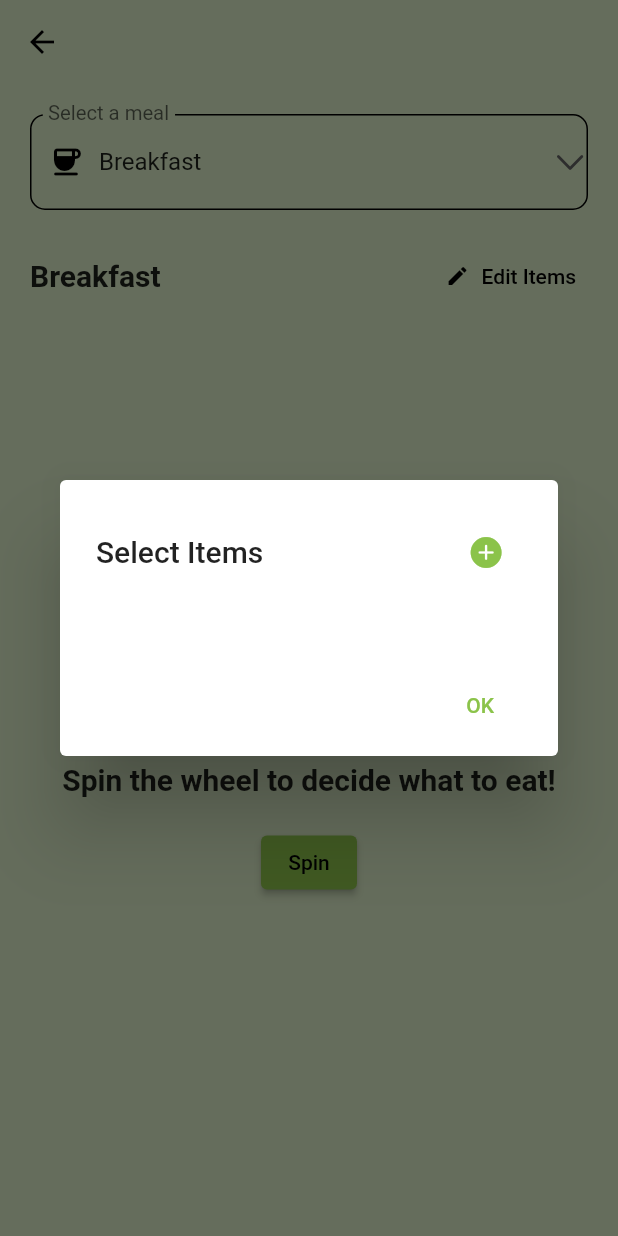
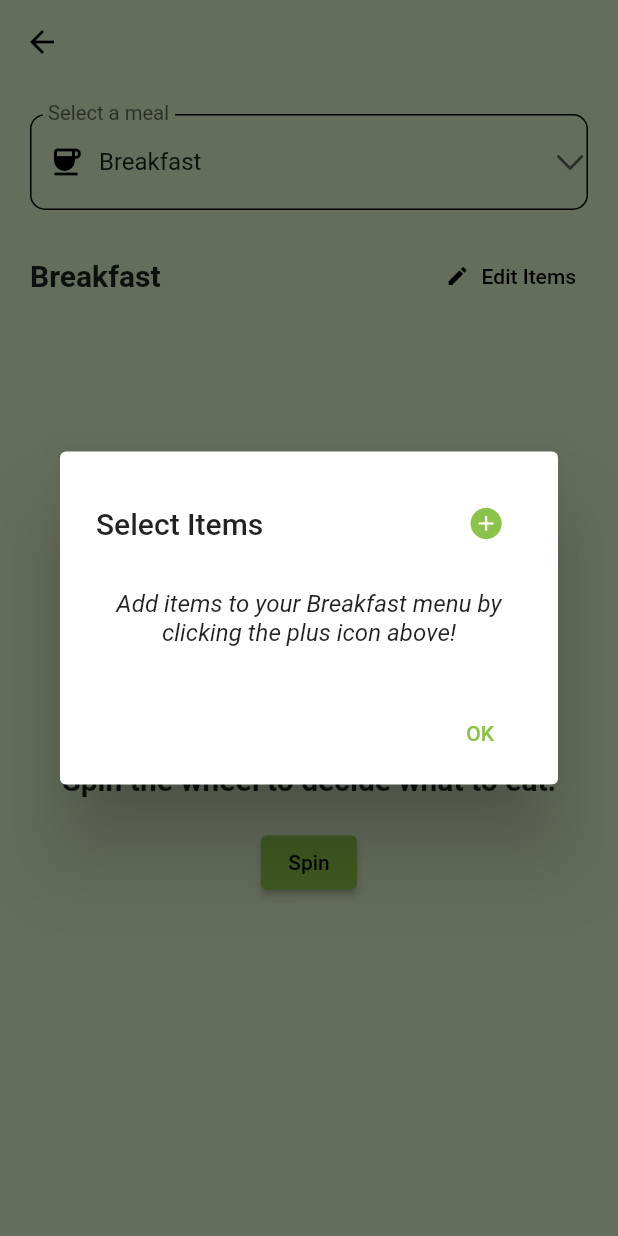
Before and after one commit to ssharanyab/menu-magician, a Flutter app: the SpinPage screen opened directly, after a tap on "Edit Items", on a phone screen of 412 x 824 dp. Run offline on Flutter 3.47's test engine with Material 2 defaults, Android fonts, the phone set to English and light mode, and no system bars; our stand-ins replace flip_card, flutter_carousel_widget, flutter_fortune_wheel, get, sqflite; accounts and stored records are empty.

Commit message:
Fix: Menu Edit items in spin page

```diff
--- a/lib/pages/spin_page.dart
+++ b/lib/pages/spin_page.dart
@@ -122,6 +122,7 @@ class _SpinPageState extends State<SpinPage> {
                           context: context,
                           builder: (BuildContext context) {
                             return ShowHideMenuItems(
+                              meal: meal,
                               menuItems: menuItems,
                               selectedItems: menuItemsNames,
                               updateSelectedItems: updateMenuItems,
--- a/lib/utils/meal_utils.dart
+++ b/lib/utils/meal_utils.dart
@@ -46,7 +46,7 @@ extension MealsExtension on Meals {
 // function to get the meal from the time
 Meals getMealFromTime() {
   final now = DateTime.now();
-  if (now.hour < 11) {
+  if (now.hour < 12) {
     return Meals.breakfast;
   } else if (now.hour < 15) {
     return Meals.lunch;
--- a/lib/widgets/menu_item_card.dart
+++ b/lib/widgets/menu_item_card.dart
@@ -36,6 +36,7 @@ class _MenuItemCardState extends State<MenuItemCard> {
         : ListView.builder(
             shrinkWrap: true,
             itemCount: widget.menuItems.length,
+            physics: const BouncingScrollPhysics(),
             itemBuilder: (context, index) => Container(
               margin: const EdgeInsets.only(
                   top: 15, left: 20.0, right: 20.0, bottom: 5.0),
--- a/lib/widgets/show_hide_menu_items.dart
+++ b/lib/widgets/show_hide_menu_items.dart
@@ -1,16 +1,20 @@
 import 'package:flutter/cupertino.dart';
 import 'package:flutter/material.dart';
+import 'package:menu_magician/pages/menu_page.dart';
 
 import '../models/menu_item_model.dart';
+import '../utils/meal_utils.dart';
 
 class ShowHideMenuItems extends StatefulWidget {
   const ShowHideMenuItems({
     super.key,
+    required this.meal,
     required this.menuItems,
     required this.selectedItems,
     required this.updateSelectedItems,
   });
 
+  final Meals meal;
   final List<MenuItem>? menuItems;
   final List<String>? selectedItems;
 
@@ -41,8 +45,17 @@ class _ShowHideMenuItemsState extends State<ShowHideMenuItems> {
             const Text('Select Items'),
             const Spacer(),
             IconButton(
-              onPressed: () {},
-              icon: Icon(
+              onPressed: () {
+                Navigator.of(context).pop();
+                Navigator.of(context).push(
+                  MaterialPageRoute(
+                    builder: (context) => MenuPage(
+                      index: widget.meal.index,
+                    ),
+                  ),
+                );
+              },
+              icon: const Icon(
                 CupertinoIcons.add_circled_solid,
                 color: Colors.lightGreen,
                 semanticLabel: 'Add',
@@ -53,13 +66,17 @@ class _ShowHideMenuItemsState extends State<ShowHideMenuItems> {
         content: SizedBox(
           width: MediaQuery.of(context).size.width * 0.8,
           child: SingleChildScrollView(
-            child: Column(
+            child: items.isNotEmpty
+                ? Column(
+                    children: [
+                      Column(
                         mainAxisSize: MainAxisSize.min,
                         mainAxisAlignment: MainAxisAlignment.start,
                         crossAxisAlignment: CrossAxisAlignment.start,
                         children: List<Widget>.generate(items.length, (index) {
                           final item = items[index];
-                final isSelected = selectedItems.contains(item.itemName);
+                          final isSelected =
+                              selectedItems.contains(item.itemName);
                           return ListTile(
                             onTap: () {
                               setState(() {
@@ -80,6 +97,25 @@ class _ShowHideMenuItemsState extends State<ShowHideMenuItems> {
                           );
                         }),
                       ),
+                      if (selectedItems.length > 10)
+                        const Text(
+                          'Maximum of 10 items allowed',
+                          style: TextStyle(
+                            color: Colors.red,
+                            fontWeight: FontWeight.bold,
+                          ),
+                        ),
+                    ],
+                  )
+                : Center(
+                    child: Text(
+                      'Add items to your ${widget.meal.mealName} menu by clicking the plus icon above!',
+                      style: const TextStyle(
+                        fontStyle: FontStyle.italic,
+                      ),
+                      textAlign: TextAlign.center,
+                    ),
+                  ),
           ),
         ),
         actionsPadding:
```
Also changed, not shown: lib/pages/menu_page.dart (+9 -1 lines). Lines whose indentation alone changed are shown as unchanged.
